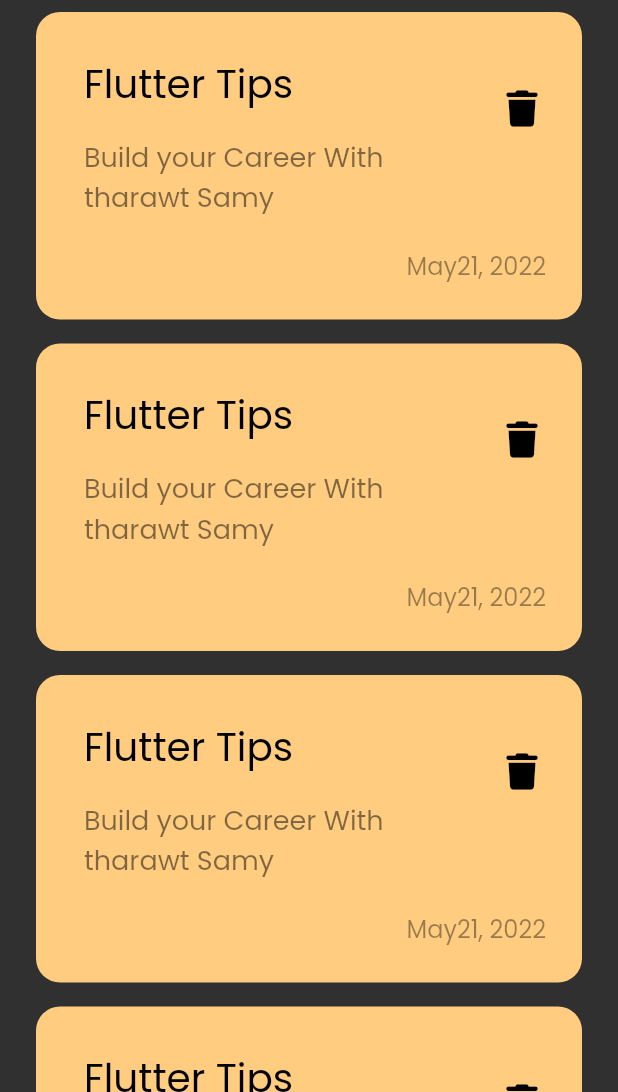
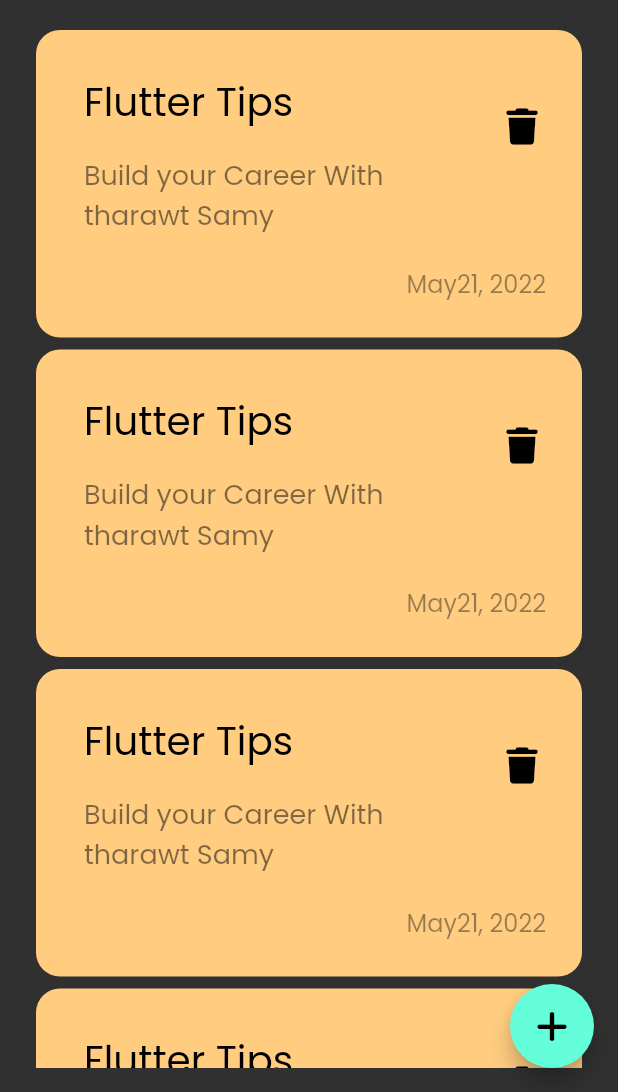
Before and after one commit to mohamed-seiam/notes_app, a Flutter app: the screen it shows after launch, on a phone screen of 412 x 824 dp, the part 144-1236 px from its top. Run offline on Flutter 3.47's test engine with Material 2 defaults, Android fonts, the phone set to English and light mode, and no system bars; our stand-ins replace font_awesome_flutter.

Commit message:
Create FloatingActionButton and ModalBottomSheet

```diff
--- a/lib/views/notes_view.dart
+++ b/lib/views/notes_view.dart
@@ -1,4 +1,6 @@
 import 'package:flutter/material.dart';
+import 'package:font_awesome_flutter/font_awesome_flutter.dart';
+import 'package:notes_app/views/widgets/custom_modal_bottom_sheet.dart';
 import 'package:notes_app/views/widgets/notes_view_body.dart';
 
 class NotesView extends StatelessWidget {
@@ -6,8 +8,18 @@ class NotesView extends StatelessWidget {
 
   @override
   Widget build(BuildContext context) {
-    return const Scaffold(
-      body: NotesViewBody(),
+    return  Scaffold(
+      floatingActionButton: FloatingActionButton(
+          onPressed: ()
+          {
+            showModalBottomSheet(context: context, builder:(context)
+            {
+              return const CustomBottomSheet();
+            });
+          },
+        child:const Icon(FontAwesomeIcons.plus),
+      ),
+      body: const NotesViewBody(),
     );
   }
 }
--- a/lib/views/widgets/note_list_view.dart
+++ b/lib/views/widgets/note_list_view.dart
@@ -7,14 +7,18 @@ class NotesListView extends StatelessWidget {
 
   @override
   Widget build(BuildContext context) {
-    return ListView.builder(
+    return Padding(
+      padding: const EdgeInsets.symmetric(vertical:16.0),
+      child: ListView.builder(
+        padding: EdgeInsets.zero,
         itemBuilder: (context,index)
         {
           return const Padding(
-          padding:  EdgeInsets.symmetric(vertical:8.0),
+            padding:  EdgeInsets.symmetric(vertical:4.0),
             child:  NoteItem(),
           );
         },
+      ),
     );
   }
 }
```
Also changed, not shown: lib/views/widgets/custom_modal_bottom_sheet.dart (added, +10 -0 lines). Lines whose indentation alone changed are shown as unchanged.
